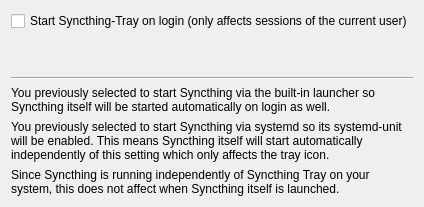
Qt form widgets/settings/autostartwizardpage.ui (Martchus/syncthingtray) before a commit.
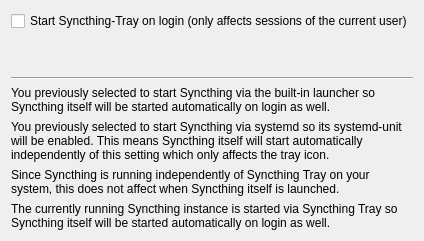
The same form after that commit. Icons and pictures are not drawn.

Commit message:
Avoid misleading note in autostart wizard page
When the launcher has already been setup and the wizard is opened and the
currently running Syncthing instance is selected, then the wizard said the
autostart option had no effect on Syncthing itself. However, that's not
correct when the currently running Syncthing instance has already been
started via the internal launcher. This change adds a special note for this
case which is actually correct.

The edit to the form file:
```diff
--- a/widgets/settings/autostartwizardpage.ui
+++ b/widgets/settings/autostartwizardpage.ui
@@ -67,6 +67,16 @@
      </property>
     </widget>
    </item>
+   <item>
+    <widget class="QLabel" name="launcherAlreadyEnabledLabel">
+     <property name="text">
+      <string>The currently running Syncthing instance is started via Syncthing Tray so Syncthing itself will be started automatically on login as well.</string>
+     </property>
+     <property name="wordWrap">
+      <bool>true</bool>
+     </property>
+    </widget>
+   </item>
   </layout>
  </widget>
  <resources>
```
The commit also changes 1 other file.
